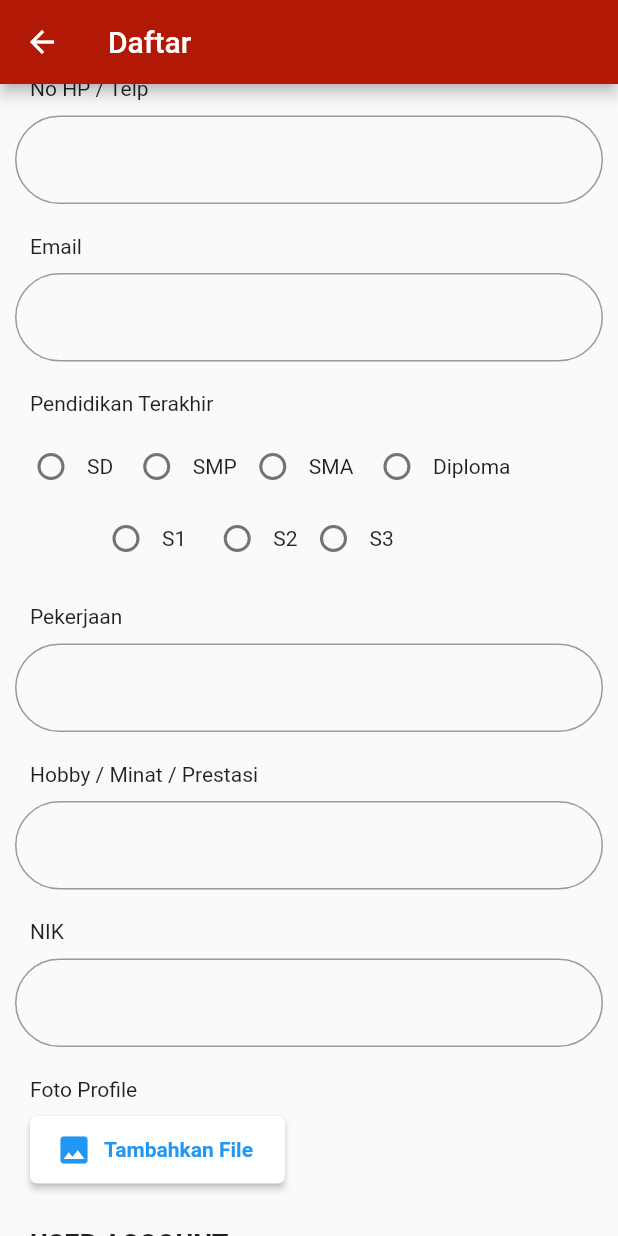
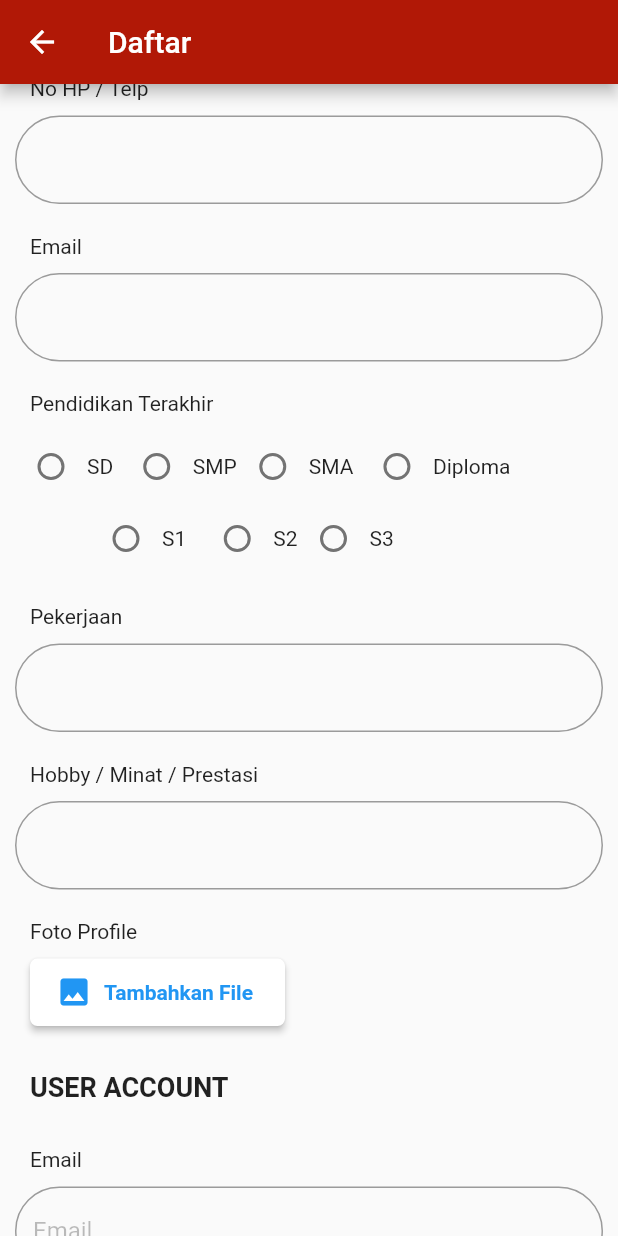
Before and after one commit to muhammadsulaiman789/Peradah-Mobile, a Flutter app: the Signup screen opened by its route, scrolled down 1152 dp, on a phone screen of 412 x 824 dp. Run offline on Flutter 3.47's test engine with Material 2 defaults, Android fonts, the phone set to English and light mode, and no system bars; our stand-ins replace auto_size_text, awesome_dialog, carousel_pro, carousel_slider, fluttertoast, font_awesome_flutter and 3 more; missing offline and left inert: top_sheet; accounts and stored records are empty.

Commit message:
delete form nik from sign up screen

```diff
--- a/lib/screen/login_screen.dart
+++ b/lib/screen/login_screen.dart
@@ -37,7 +37,7 @@ class _LoginScreenState extends State<LoginScreen> {
         Stack stack = Stack(
           children: <Widget>[
             Scaffold(
-                resizeToAvoidBottomPadding: false,
+               resizeToAvoidBottomInset: false,
                 body: Stack(
                   //shrinkWrap: true,
                   //reverse: false,
--- a/lib/screen/signup_screen.dart
+++ b/lib/screen/signup_screen.dart
@@ -116,7 +116,7 @@ class _SignupState extends State<Signup> with Validation {
   TextEditingController controlleremail = new TextEditingController();
   TextEditingController controllerpekerjaan = new TextEditingController();
   TextEditingController controllerhobby = new TextEditingController();
-  TextEditingController controlleridentitas = new TextEditingController();
+  //TextEditingController controlleridentitas = new TextEditingController();
   TextEditingController controlleruser = new TextEditingController();
   TextEditingController controllerpassword = new TextEditingController();
   TextEditingController controllerlain = new TextEditingController();
@@ -145,7 +145,7 @@ class _SignupState extends State<Signup> with Validation {
     var request = new http.MultipartRequest("POST", uri);
     var multipartFile = new http.MultipartFile("image", stream, length, filename: basename(_image.path));
     //request.fields['title'] = cTitle.text;
-    request.fields['nik'] = controlleridentitas.text;
+   // request.fields['nik'] = controlleridentitas.text;
     request.fields['namalengkap'] =  controllernamalengkap.text;
     request.fields['namapanggilan'] = controllernamapanggilan.text;
     request.fields['tanggallahir'] = controllertanggallahir.text;
@@ -197,7 +197,7 @@ class _SignupState extends State<Signup> with Validation {
   @override
   Widget build(BuildContext context) {
     return Scaffold(
-      resizeToAvoidBottomPadding: false,
+      resizeToAvoidBottomInset: false,
       appBar: AppBar(
         backgroundColor: const Color(0xffb11806),
         // Here we take the value from the MyHomePage object that was created by
@@ -876,37 +876,37 @@ class _SignupState extends State<Signup> with Validation {
                 new Padding(
                   padding: EdgeInsets.only(top: 20.0),
                 ),
-                new Row(
-                  children: <Widget>[
-                    Padding(
-                      padding: EdgeInsets.only(left: 10.0, bottom: 10.0),
-                      child: new Text("NIK",
-                          style: TextStyle(
-                            //fontWeight: FontWeight.bold,
-                            fontSize: 14.0,
-                          ),
-                          textAlign: TextAlign.left),
-                    ),
-                  ],
-                ),
-                new Column(
-                  children: <Widget>[
-                    new TextFormField(
-                      keyboardType: TextInputType.phone,
-                      controller: controlleridentitas,
-                      validator: validateIdentitas,
-                      onSaved: (String value) {
-                        identitas = value;
-                      },
-                      decoration: new InputDecoration(
-                          border: new OutlineInputBorder(
-                              borderRadius: new BorderRadius.circular(30.0))),
-                    ),
-                  ],
-                ),
-                new Padding(
-                  padding: EdgeInsets.only(top: 20.0),
-                ),
+                // new Row(
+                //   children: <Widget>[
+                //     Padding(
+                //       padding: EdgeInsets.only(left: 10.0, bottom: 10.0),
+                //       child: new Text("NIK",
+                //           style: TextStyle(
+                //             //fontWeight: FontWeight.bold,
+                //             fontSize: 14.0,
+                //           ),
+                //           textAlign: TextAlign.left),
+                //     ),
+                //   ],
+                // ),
+                // new Column(
+                //   children: <Widget>[
+                //     new TextFormField(
+                //       keyboardType: TextInputType.phone,
+                //       controller: controlleridentitas,
+                //       validator: validateIdentitas,
+                //       onSaved: (String value) {
+                //         identitas = value;
+                //       },
+                //       decoration: new InputDecoration(
+                //           border: new OutlineInputBorder(
+                //               borderRadius: new BorderRadius.circular(30.0))),
+                //     ),
+                //   ],
+                // ),
+                // new Padding(
+                //   padding: EdgeInsets.only(top: 20.0),
+                // ),
                 new Row(
                   children: <Widget>[
                     Padding(
```
Also changed, not shown: pubspec.lock.
